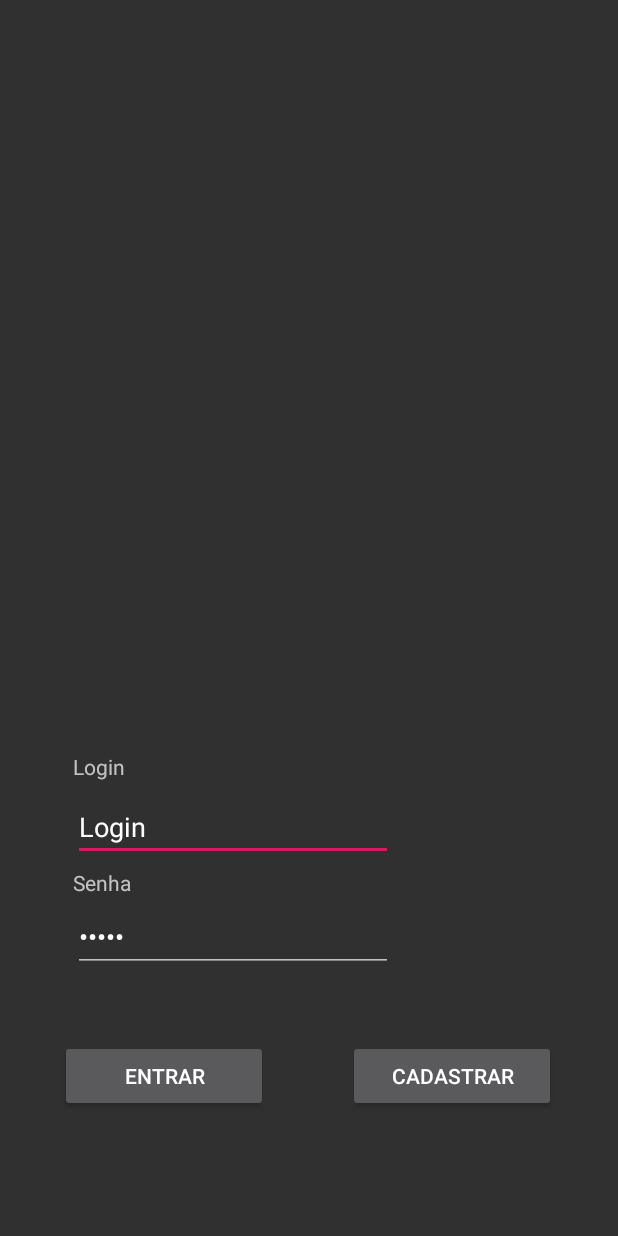
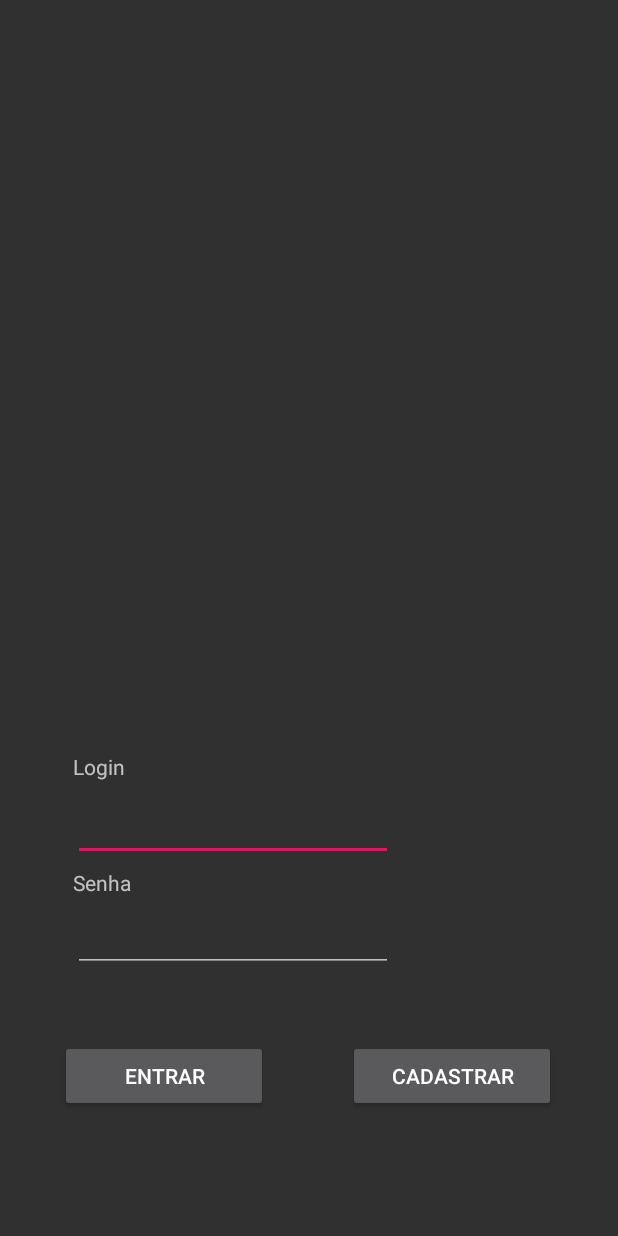
Before and after one commit to ThomDumont/Projeto-ChopinList, an Android app: the screen it shows after launch (LoginActivity), after a tap on "ENTRAR", on a phone screen of 412 x 824 dp. Run offline under Robolectric (Android 15) with nearby library versions, the phone set to English and light mode, and no system bars; 1 statement that could not run was skipped.

Commit message:
login funcionando

```diff
--- a/appChopinsList/app/src/main/java/app/chopinslist/LoginActivity.java
+++ b/appChopinsList/app/src/main/java/app/chopinslist/LoginActivity.java
@@ -13,15 +13,13 @@ import app.chopinslist.helper.dbHelper;
 public class LoginActivity extends AppCompatActivity {
     Button btn_logar, btn_cadastrar;
     EditText camp_login, camp_senha;
-    dbHelper db;
-    User u = new User();
+    dbHelper db = new dbHelper(this);
 
     @Override
     protected void onCreate(Bundle savedInstanceState) {
         super.onCreate(savedInstanceState);
         setContentView(R.layout.activity_login);
 
-        db = new dbHelper(getApplicationContext());
 
 
 
@@ -36,12 +34,10 @@ public class LoginActivity extends AppCompatActivity {
             public void onClick(View v) {
                 String login = camp_login.getText().toString();
                 String senha = camp_senha.getText().toString();
-                u.setLogin(login);
-                u.setSenha(senha);
-                if(db.verificaUsuario(u)){
+                if(db.verificaUsuario(new User(login,senha))){
                     Intent it = new Intent(LoginActivity.this, MenuActivity.class);
                     startActivity(it);
-                 }else{
+                }else{
                     alert("Login e/ou senha incorretos");
                 }
             }
--- a/appChopinsList/app/src/main/java/app/chopinslist/Models/User.java
+++ b/appChopinsList/app/src/main/java/app/chopinslist/Models/User.java
@@ -5,7 +5,8 @@ public class User {
 
     public User() {
     }
-    public User(String login, String senha) {
+    public User(String login, String senha){
+        this.setId(0);
         this.setLogin(login);
         this.setSenha(senha);
     }
--- a/appChopinsList/app/src/main/java/app/chopinslist/helper/dbHelper.java
+++ b/appChopinsList/app/src/main/java/app/chopinslist/helper/dbHelper.java
@@ -12,7 +12,7 @@ import java.util.ArrayList;
 import java.util.List;
 
 public class dbHelper extends SQLiteOpenHelper {
-    private static final String nome = "ChopinsList";
+    private static final String nome = "ChopinsList.db";
     private static  final int Versao = 1;
 
     //nome das tabelas
@@ -26,7 +26,6 @@ public class dbHelper extends SQLiteOpenHelper {
     //tabela anuncio
     private static final String tit = "titulo";
     private static final String desc = "descricao";
-
 
     //tabela usuario
     private static final String log = "login";
@@ -83,12 +82,11 @@ public class dbHelper extends SQLiteOpenHelper {
         SQLiteDatabase db = this.getReadableDatabase();
 
         String busca = "SELECT  * FROM " + user + " WHERE "
-                + log + " = " + u.getLogin() + "AND" + sen + " = " + u.getSenha();
+                + log + " = " + u.getLogin() + " AND " + sen + " = " + u.getSenha();
 
         Cursor c = db.rawQuery(busca, null);
 
         if(c == null){
-            c.close();
             return false;
         }
         else{
--- a/appChopinsList/app/src/main/res/layout/activity_login.xml
+++ b/appChopinsList/app/src/main/res/layout/activity_login.xml
@@ -15,7 +15,7 @@
         android:layout_marginBottom="28dp"
         android:ems="10"
         android:inputType="textPersonName"
-        android:text="@string/txt_login"
+        android:text=""
         app:layout_constraintBottom_toTopOf="@+id/camp_senha"
         app:layout_constraintEnd_toEndOf="@+id/camp_senha"
         app:layout_constraintHorizontal_bias="0.0"
@@ -32,7 +32,7 @@
         android:layout_marginBottom="176dp"
         android:ems="10"
         android:inputType="textPassword"
-        android:text="@string/txt_senha"
+        android:text=""
         app:layout_constraintBottom_toBottomOf="parent"
         app:layout_constraintEnd_toEndOf="parent"
         app:layout_constraintHorizontal_bias="0.222"
```
